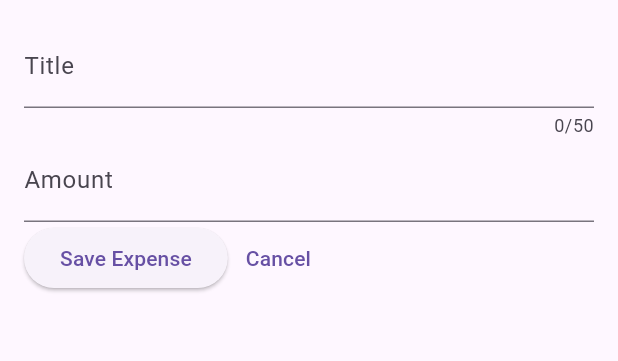
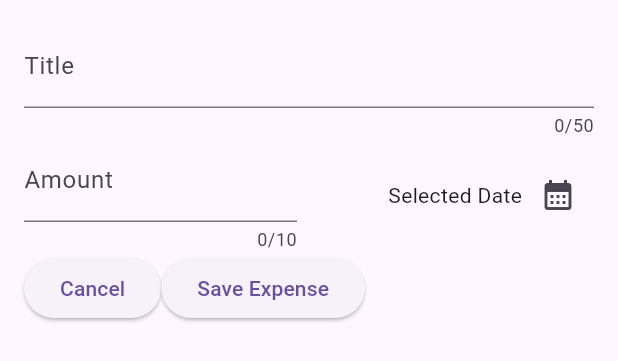
Before and after one commit to WaasiAijaz/expense_tracker_fa26, a Flutter app: the NewExpense widget shown alone on an empty page, opened directly, on a phone screen of 412 x 824 dp. Shown: the top 361 px of the screen. Run offline on Flutter 3.47's test engine with Material 3 defaults, Android fonts, the phone set to English and light mode, and no system bars.

Commit message:
Added amount controllrer and date picker for user to select.

```diff
--- a/lib/widgets/new_expense.dart
+++ b/lib/widgets/new_expense.dart
@@ -1,4 +1,8 @@
+import 'package:flutter/cupertino.dart';
 import 'package:flutter/material.dart';
+import 'package:intl/intl.dart';
+
+final formatter = DateFormat.yMd();
 
 class NewExpense extends StatefulWidget {
   const NewExpense({super.key});
@@ -11,11 +15,27 @@ class NewExpense extends StatefulWidget {
 class _NewExpenseState extends State<NewExpense> {
   final _titleController = TextEditingController();
   final _amountController = TextEditingController();
+  DateTime? _selectedDate;
+  //make an amount controller
   @override
   void dispose() {
     _titleController.dispose();
     _amountController.dispose();
     super.dispose();
+  }
+
+  void _presentDatePicker() async {
+    final now = DateTime.now();
+    final firstDate = DateTime(now.year - 1, now.month, now.day);
+    final pickedDate = await showDatePicker(
+      context: context,
+      initialDate: now,
+      firstDate: firstDate,
+      lastDate: now,
+    );
+    setState(() {
+      _selectedDate = pickedDate;
+    });
   }
 
   @override
@@ -30,28 +50,56 @@ class _NewExpenseState extends State<NewExpense> {
             keyboardType: TextInputType.name,
             decoration: InputDecoration(label: Text("Title")),
           ),
-          TextField(
+          Row(
+            children: [
+              Expanded(
+                child: TextField(
                   controller: _amountController,
+                  maxLength: 10,
                   keyboardType: TextInputType.number,
                   decoration: InputDecoration(
+                    prefixText: '\$',
                     label: Text("Amount"),
-              prefixText: "\$",
                   ),
                 ),
+              ),
+              const SizedBox(width: 16),
+              Expanded(
+                child: Row(
+                  mainAxisAlignment: MainAxisAlignment.end,
+                  crossAxisAlignment: CrossAxisAlignment.center,
+                  children: [
+                    Text(
+                      _selectedDate == null
+                          ? 'Selected Date'
+                          : formatter.format(_selectedDate!),
+                    ),
+                    IconButton(
+                      onPressed: () {
+                        _presentDatePicker();
+                      },
+                      icon: const Icon(Icons.calendar_month),
+                    ),
+                  ],
+                ),
+              ),
+            ],
+          ),
+          //Put Amount TextField
           Row(
             children: [
+              ElevatedButton(
+                onPressed: () {
+                  Navigator.pop(context);
+                },
+                child: Text("Cancel"),
+              ),
               ElevatedButton(
                 onPressed: () {
                   print(_titleController.text);
                   print(_amountController.text);
                 },
                 child: Text("Save Expense"),
-              ),
-              TextButton(
-                onPressed: () {
-                  print("Cancel");
-                },
-                child: Text("Cancel"),
               ),
             ],
           ),
```
Lines whose indentation alone changed are shown as unchanged.
